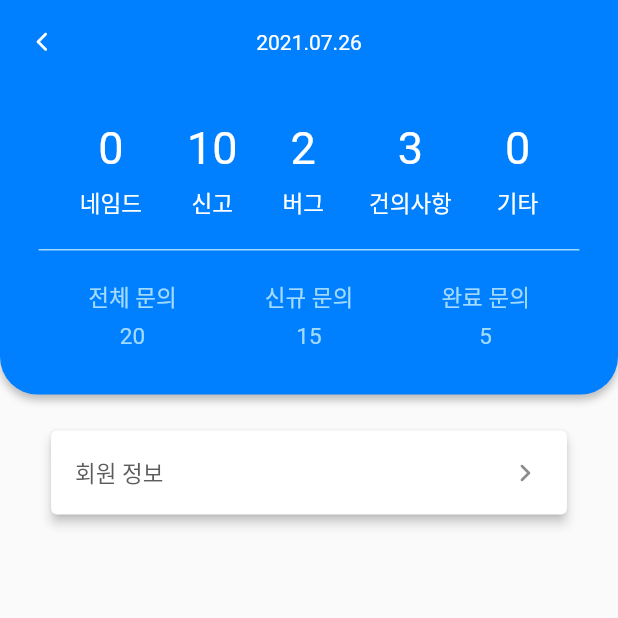
After one commit to AnJW-HGU/2021CRASummer, a Flutter app: the ManageMainPage screen opened directly, on a phone screen of 412 x 824 dp, the top half of it. The commit adds this screen. Run offline on Flutter 3.47's test engine with Material 2 defaults, Android fonts, the light colour scheme and no system bars; our stand-ins replace flutter_html, flutter_screenutil, get, google_sign_in, hexcolor; missing offline and left inert: flutter_custom_tabs, google_sign_in_web; Roboto replaces fonts that are missing (Barun).

Commit message:
feat. Make managePage(Main)

```diff
--- /dev/null
+++ b/flutter_app/lib/Profile/Manage/manageMain_page.dart
@@ -0,0 +1,220 @@
+import 'package:flutter/material.dart';
+import 'package:flutter_screenutil/flutter_screenutil.dart';
+import 'dart:ui';
+import 'package:get/get.dart';
+
+import 'package:studytogether/main.dart';
+import 'etc_page.dart';
+import 'bug_page.dart';
+import 'declaration_page.dart';
+import 'named_page.dart';
+import 'manageAsk_page.dart';
+
+import 'usersInfo_page.dart';
+
+class ManageMainPage extends StatefulWidget {
+  @override
+  _ManageMainPageState createState() => _ManageMainPageState();
+}
+
+class _ManageMainPageState extends State<ManageMainPage> {
+  // 오늘 날짜
+  String date = "2021.07.26";
+  // 상단 버튼의 각 갯수
+  int named_num = 0; // 네임드
+  int declaration_num = 10; // 신고
+  int bug_num = 2; // 버그
+  int ask_num = 3; // 건의사항
+  int ect_num = 0; // 기타
+  // 하단 버튼의 각 갯수
+  int all_num = 20; // 전체 문의
+  int new_num = 15; // 신규 문의
+  int finish_num = 5; // 완료 문의
+
+  @override
+  Widget build(BuildContext context) {
+    return ScreenUtilInit(
+        designSize: Size(411.4, 683.4),
+        builder: () {
+          return Scaffold(
+            appBar: AppBar(
+              leading: IconButton(
+                onPressed: () {
+                  Get.back();
+                },
+                color: Colors.white,
+                icon: Icon(
+                  Icons.arrow_back_ios_new_rounded,
+                  size: 15.w,
+                ),
+              ),
+              centerTitle: true,
+              title: Text(
+                date,
+                style: TextStyle(
+                  fontFamily: "Barun",
+                  color: Colors.white,
+                  fontSize: 14.sp,
+                  fontWeight: FontWeight.w400,
+                ),
+              ),
+              backgroundColor: themeColor1,
+              elevation: 0.0,
+            ),
+            body: _manageMainPageBody(),
+          );
+        });
+  }
+
+  Widget _manageMainPageBody() {
+    return Column(
+      children: <Widget>[
+        // 상단 파란색 컨테이너
+        Container(
+          padding: EdgeInsets.only(top: 5.0, bottom: 30.0),
+          decoration: BoxDecoration(
+            boxShadow: [
+              BoxShadow(
+                color: blurColor,
+                blurRadius: 4,
+                offset: Offset(0.0, 3.0),
+              ),
+            ],
+            color: themeColor1,
+            borderRadius: BorderRadius.only(
+                bottomLeft: Radius.circular(25),
+                bottomRight: Radius.circular(25)),
+          ),
+          child: Column(
+            // 파란색 컨테이너 내부 위젯
+            children: [
+              Container(
+                padding: EdgeInsets.only(top: 20.0, bottom: 20.0),
+                child: Row(
+                  mainAxisAlignment: MainAxisAlignment.center,
+                  children: [
+                    _button("네임드", named_num, NamedPage()),
+                    Padding(padding: EdgeInsets.all(15.0)),
+                    _button("신고", declaration_num, DeclarationPage()),
+                    Padding(padding: EdgeInsets.all(15.0)),
+                    _button("버그", bug_num, BugPage()),
+                    Padding(padding: EdgeInsets.all(15.0)),
+                    _button("건의사항", ask_num, ManageAskPage()),
+                    Padding(padding: EdgeInsets.all(15.0)),
+                    _button("기타", ect_num, EtcPage()),
+                  ],
+                ),
+              ),
+              // 구분선
+              Container(
+                width: 360.w,
+                height: 1,
+                color: themeColor3,
+              ),
+              // 하단 컨테이너(전체 문의/신규 문의/완료 문의)
+              Container(
+                child: Row(
+                  mainAxisAlignment: MainAxisAlignment.spaceEvenly,
+                  children: [
+                    _bottomButton("전체 문의", all_num),
+                    _bottomButton("신규 문의", new_num),
+                    _bottomButton("완료 문의", finish_num),
+                  ],
+                ),
+              ),
+            ],
+          ),
+        ),
+        Column(
+          children: [
+            _card("회원 정보", UserInfoPage()),
+          ],
+        )
+      ],
+    );
+  }
+
+  // 파란색 컨테이너 안 버튼 네임드, 신고, 버그, 건의사항, 기타
+  Widget _button(text, num, next) {
+    return GestureDetector(
+      child: Container(
+        child: Column(
+          children: [
+            Text(
+              num.toString(),
+              style: TextStyle(
+                fontFamily: "Barun",
+                fontSize: 30.sp,
+                color: Colors.white,
+              ),
+            ),
+            Padding(padding: EdgeInsets.all(4.0)),
+            Text(
+              text,
+              style: TextStyle(
+                fontFamily: "Barun",
+                fontSize: 15.sp,
+                color: Colors.white,
+              ),
+            )
+          ],
+        ),
+      ),
+      onTap: () {
+        Get.to(next);
+      },
+    );
+  }
+
+  // 하단 컨테이너 구성 위젯
+  Widget _bottomButton(text, num){
+    return Container(
+      padding: EdgeInsets.only(top: 20.0),
+      child: Column(
+        children: [
+          Text(
+            text,
+            style: TextStyle(
+              fontFamily: "Barun",
+              fontSize: 15.sp,
+              color: themeColor3,
+            ),
+          ),
+          Padding(padding: EdgeInsets.all(3.0.w)),
+          Text(
+            num.toString(),
+            style: TextStyle(
+              fontFamily: "Barun",
+              fontSize: 15.sp,
+              color: themeColor3,
+            ),
+          ),
+        ],
+      ),
+    );
+  }
+  // 하단 Card
+  Widget _card(text, next){
+    return Padding(
+        padding: EdgeInsets.only(top: 20.0, bottom: 30.0, right: 30.0.w, left: 30.0.w),
+        child: Card(
+          elevation: 3.0,
+          color: Colors.white,
+          child: ListTile(
+            title: Text(
+              text,
+              style: TextStyle(
+                fontFamily: "Barun",
+                fontSize: 15.sp,
+                color: grayColor1,
+              ),
+            ),
+            trailing: Icon(Icons.keyboard_arrow_right_rounded),
+            onTap: () {
+              Get.to(next);
+            },
+          ),
+        )
+    );
+  }
+}
--- a/flutter_app/lib/Profile/Settings/ask_page.dart
+++ b/flutter_app/lib/Profile/Settings/ask_page.dart
@@ -10,8 +10,8 @@ class AskPage extends StatefulWidget {
 }
 
 class _AskPageState extends State<AskPage> {
-  final List<String> _valueList = ['네임드 신청', '신고', '건의사항', '버그', '기타'];
-  String _selectedValue = '네임드 신청';
+  final List<String> _valueList = ['종류','네임드 신청', '신고', '건의사항', '버그', '기타'];
+  String _selectedValue = '종류';
   final addTitle = TextEditingController();
   final addContent = TextEditingController();
 
```
Also changed, not shown: flutter_app/lib/Profile/Manage/bug_page.dart (added, +45 -0 lines), flutter_app/lib/Profile/Manage/declaration_page.dart (added, +45 -0 lines), flutter_app/lib/Profile/Manage/etc_page.dart (added, +45 -0 lines), flutter_app/lib/Profile/Manage/manageAsk_page.dart (added, +45 -0 lines), flutter_app/lib/Profile/Manage/named_page.dart (added, +45 -0 lines), flutter_app/lib/Profile/Manage/usersInfo_page.dart (added, +45 -0 lines), flutter_app/lib/Profile/myProfile_page.dart (+9 -0 lines), flutter_app/pubspec.lock.
